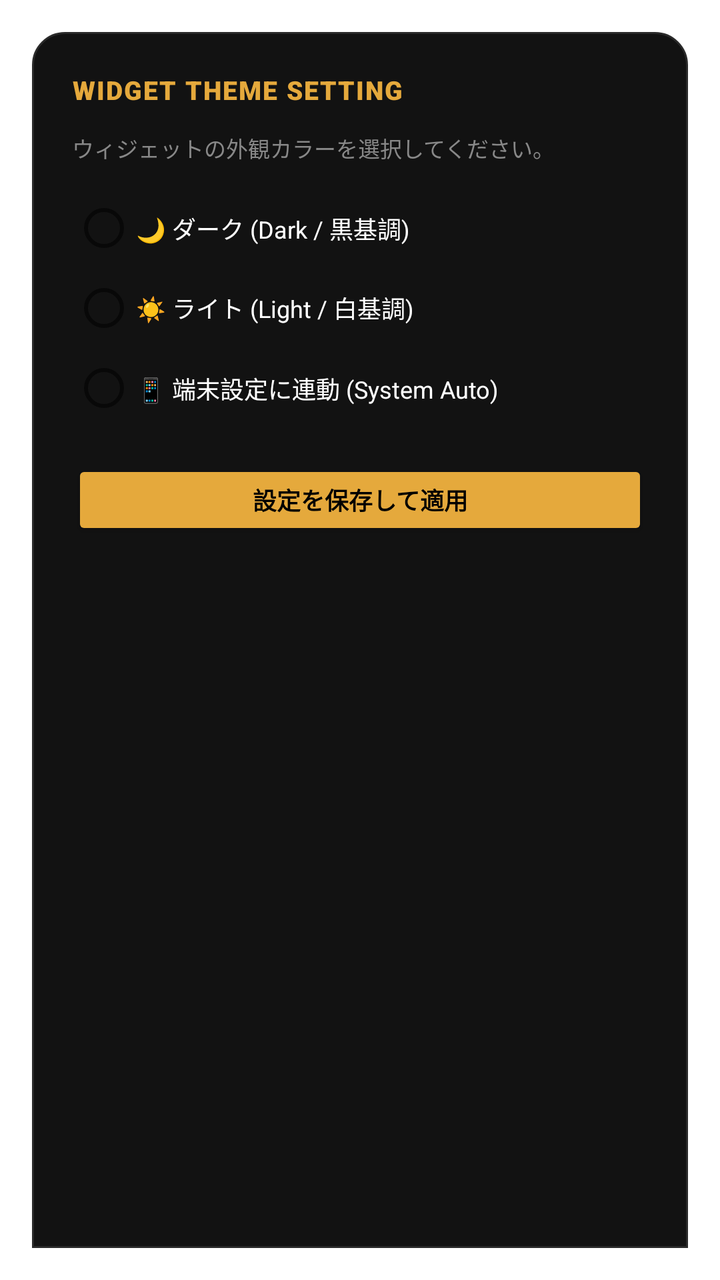
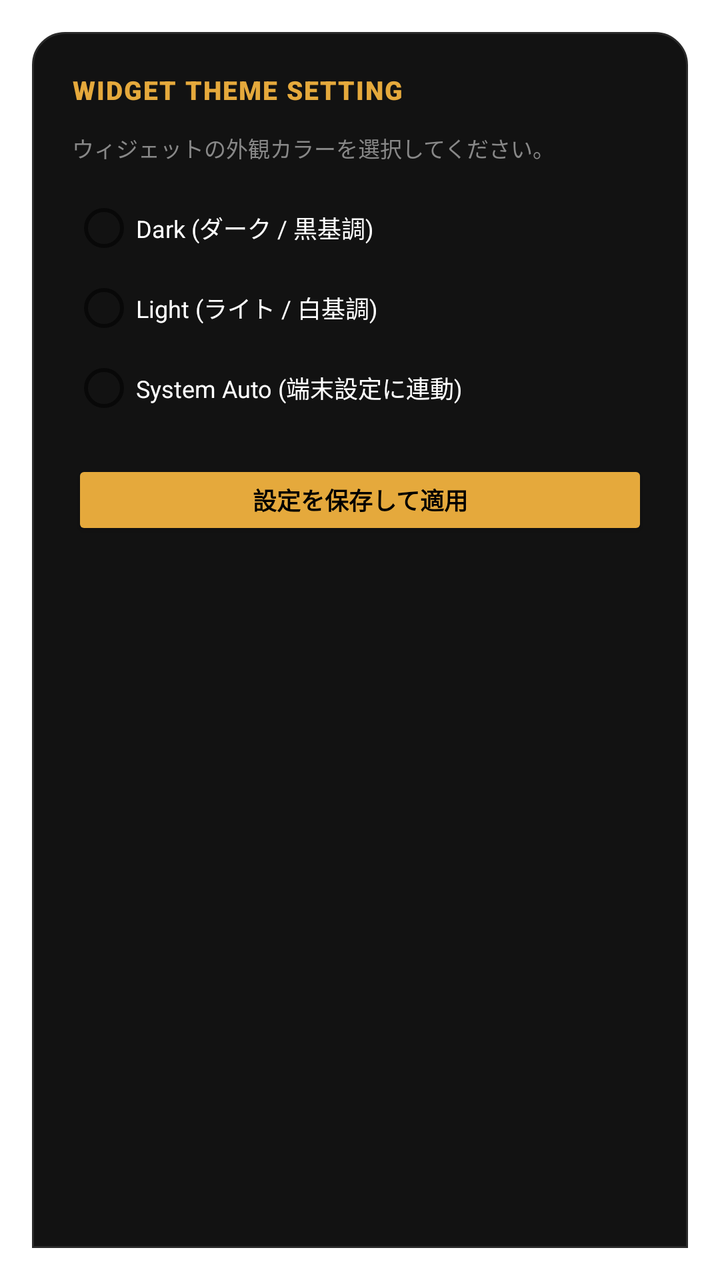

An Android layout rendered at two revisions. The XML below is the earlier revision; the diff shows what the commit changed to produce the second picture.
<!-- AndroidManifest.xml: activity theme Theme.AppCompat.DayNight.Dialog -->
<!-- res/layout/activity_player_widget_configure.xml -->
﻿<?xml version="1.0" encoding="utf-8"?>
<LinearLayout xmlns:android="http://schemas.android.com/apk/res/android"
    android:layout_width="match_parent"
    android:layout_height="wrap_content"
    android:orientation="vertical"
    android:background="@drawable/bg_bottom_sheet_dap"
    android:padding="20dp">

    <TextView
        android:layout_width="wrap_content"
        android:layout_height="wrap_content"
        android:text="WIDGET THEME SETTING"
        android:textColor="#E5A93C"
        android:textSize="13sp"
        android:textStyle="bold"
        android:fontFamily="sans-serif-black"
        android:letterSpacing="0.05"
        android:layout_marginBottom="12dp" />

    <TextView
        android:layout_width="wrap_content"
        android:layout_height="wrap_content"
        android:text="ウィジェットの外観カラーを選択してください。"
        android:textColor="#888888"
        android:textSize="11sp"
        android:layout_marginBottom="16dp" />

    <RadioGroup
        android:id="@+id/radioGroupWidgetTheme"
        android:layout_width="match_parent"
        android:layout_height="wrap_content"
        android:layout_marginBottom="20dp">

        <RadioButton
            android:id="@+id/radioDark"
            android:layout_width="match_parent"
            android:layout_height="wrap_content"
            android:text="🌙 ダーク (Dark / 黒基調)"
            android:textColor="#FFFFFF"
            android:textSize="12sp"
            android:layout_marginBottom="8dp" />

        <RadioButton
            android:id="@+id/radioLight"
            android:layout_width="match_parent"
            android:layout_height="wrap_content"
            android:text="☀️ ライト (Light / 白基調)"
            android:textColor="#FFFFFF"
            android:textSize="12sp"
            android:layout_marginBottom="8dp" />

        <RadioButton
            android:id="@+id/radioAuto"
            android:layout_width="match_parent"
            android:layout_height="wrap_content"
            android:text="📱 端末設定に連動 (System Auto)"
            android:textColor="#FFFFFF"
            android:textSize="12sp" />
    </RadioGroup>

    <Button
        android:id="@+id/btnWidgetSave"
        android:layout_width="match_parent"
        android:layout_height="40dp"
        android:text="設定を保存して適用"
        android:textColor="#000000"
        android:textSize="12sp"
        android:textStyle="bold"
        android:backgroundTint="#E5A93C" />
</LinearLayout>
<!-- resources referenced by this layout -->
<resources>
  <!-- drawable bg_bottom_sheet_dap (drawable) -->
  ﻿<?xml version="1.0" encoding="utf-8"?>
  <shape xmlns:android="http://schemas.android.com/apk/res/android" android:shape="rectangle">
      <solid android:color="#121212" />
      <corners
          android:topLeftRadius="16dp"
          android:topRightRadius="16dp"
          android:bottomLeftRadius="0dp"
          android:bottomRightRadius="0dp" />
      <stroke android:width="1dp" android:color="#2A2A2A" />
  </shape>
</resources>

<!-- the commit's change to res/layout/activity_player_widget_configure.xml (unified diff, before → after) -->
@@ -35,7 +35,7 @@
             android:id="@+id/radioDark"
             android:layout_width="match_parent"
             android:layout_height="wrap_content"
-            android:text="🌙 ダーク (Dark / 黒基調)"
+            android:text="Dark (ダーク / 黒基調)"
             android:textColor="#FFFFFF"
             android:textSize="12sp"
             android:layout_marginBottom="8dp" />
@@ -44,7 +44,7 @@
             android:id="@+id/radioLight"
             android:layout_width="match_parent"
             android:layout_height="wrap_content"
-            android:text="☀️ ライト (Light / 白基調)"
+            android:text="Light (ライト / 白基調)"
             android:textColor="#FFFFFF"
             android:textSize="12sp"
             android:layout_marginBottom="8dp" />
@@ -53,7 +53,7 @@
             android:id="@+id/radioAuto"
             android:layout_width="match_parent"
             android:layout_height="wrap_content"
-            android:text="📱 端末設定に連動 (System Auto)"
+            android:text="System Auto (端末設定に連動)"
             android:textColor="#FFFFFF"
             android:textSize="12sp" />
     </RadioGroup>
